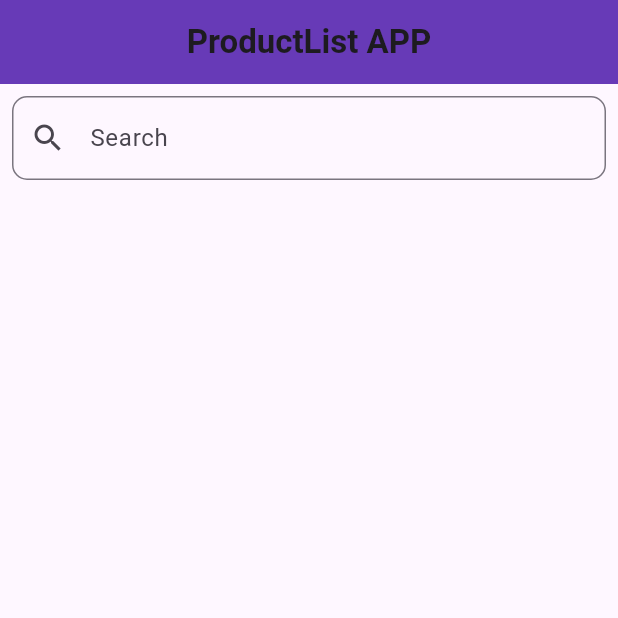
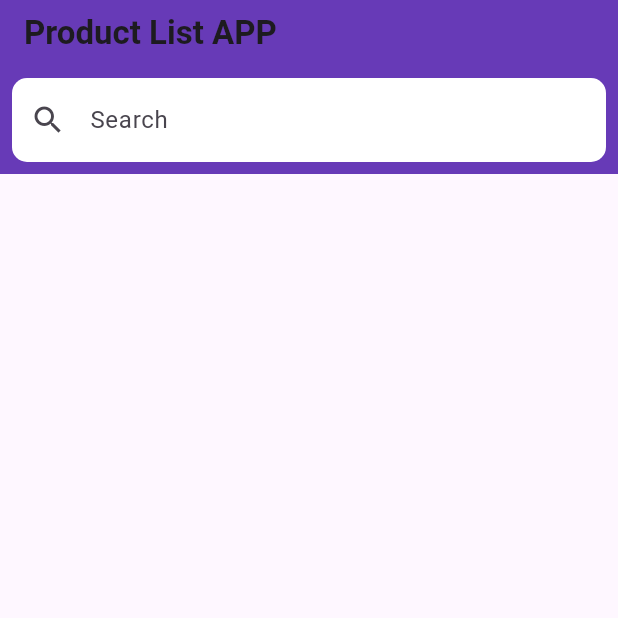
Before and after one commit to basilpc/Product-List-Android-App, a Flutter app: the screen it shows after launch, on a phone screen of 412 x 824 dp, the top half of it. Run offline on Flutter 3.47's test engine with Material 3 defaults, Android fonts, the phone set to English and light mode, and no system bars; network calls fail.

Commit message:
some changes

```diff
--- a/lib/Pages/productListPage.dart
+++ b/lib/Pages/productListPage.dart
@@ -1,5 +1,4 @@
 import 'package:flutter/material.dart';
-import 'package:http/http.dart' as http;
 import 'package:productlist/Pages/productApiIntegration.dart';
 import 'ProductDetailPage.dart';
 
@@ -29,16 +28,15 @@ class _ProductListPageState extends State<ProductListPage> {
   }
 
   void filterSearchResults(String query) {
-    List<dynamic> SearchList = [];
+    List<dynamic> searchList = [];
     if (query.isNotEmpty) {
-      SearchList = allProducts.where((product) =>
+      searchList = allProducts.where((product) =>
           product['title'].toLowerCase().contains(query.toLowerCase())).toList();
     } else {
-      SearchList = allProducts;
-      print(("serchList$SearchList"));
+      searchList = allProducts;
     }
     setState(() {
-      filteredProducts = SearchList;
+      filteredProducts = searchList;
     });
   }
 
@@ -46,28 +44,31 @@ class _ProductListPageState extends State<ProductListPage> {
   Widget build(BuildContext context) {
     return Scaffold(
       appBar: AppBar(
-        title: Center(child: const Text('ProductList APP', style: TextStyle(fontWeight: FontWeight.bold))),
+        title: const Text('Product List APP', style: TextStyle(fontWeight: FontWeight.bold)),
         backgroundColor: Colors.deepPurple,
-      ),
-      body: Column(
-        children: [
-          Padding(
+        bottom: PreferredSize(
+          preferredSize: const Size.fromHeight(60), // Extending AppBar height
+          child: Padding(
             padding: const EdgeInsets.all(8.0),
             child: TextField(
               controller: searchController,
               onChanged: (value) => filterSearchResults(value),
               decoration: InputDecoration(
+                filled: true,
+                fillColor: Colors.white,
                 labelText: 'Search',
                 hintText: 'Search by product title',
                 prefixIcon: const Icon(Icons.search),
                 border: OutlineInputBorder(
                   borderRadius: BorderRadius.circular(10),
+                  borderSide: BorderSide.none,
                 ),
               ),
             ),
           ),
-          Expanded(
-            child: Padding(
+        ),
+      ),
+      body: Padding(
         padding: const EdgeInsets.all(8.0),
         child: GridView.builder(
           gridDelegate: const SliverGridDelegateWithFixedCrossAxisCount(
@@ -131,9 +132,6 @@ class _ProductListPageState extends State<ProductListPage> {
           },
         ),
       ),
-          ),
-        ],
-      ),
     );
   }
 }
```
Lines whose indentation alone changed are shown as unchanged.
